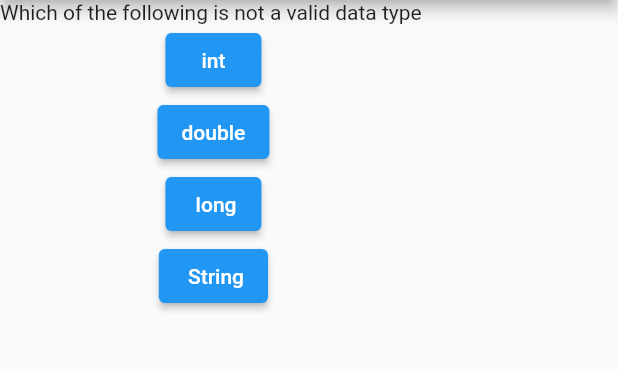
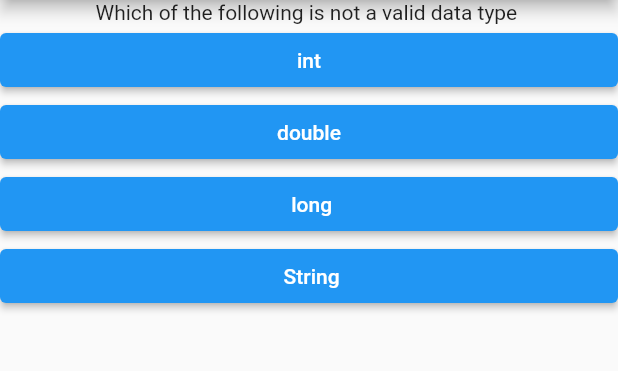
Before and after one commit to michael-099/QuizApp, a Flutter app: the screen it shows after launch, on a phone screen of 412 x 824 dp, the part 84-455 px from its top. Run offline on Flutter 3.47's test engine with Material 2 defaults, Android fonts, the phone set to English and light mode, and no system bars.

Commit message:
button width

```diff
--- a/lib/button.dart
+++ b/lib/button.dart
@@ -3,8 +3,15 @@ class button extends StatelessWidget{
   String text;
   Function function;
   button(this.text,this.function);
-  Widget build(BuildContext contexst) {
-    return ElevatedButton(child:Text(text) ,onPressed:function );
-  }
+  Widget build(BuildContext context) {
+  return  Container(
+    width: double.infinity,
+    child: ElevatedButton(
+      child: Text(text),
+      onPressed: function,
+    ),
+  );
+}
+
   //
 }
```
Also changed, not shown: lib/main.dart (line endings or trailing spaces), lib/quiz.dart (line endings or trailing spaces).
